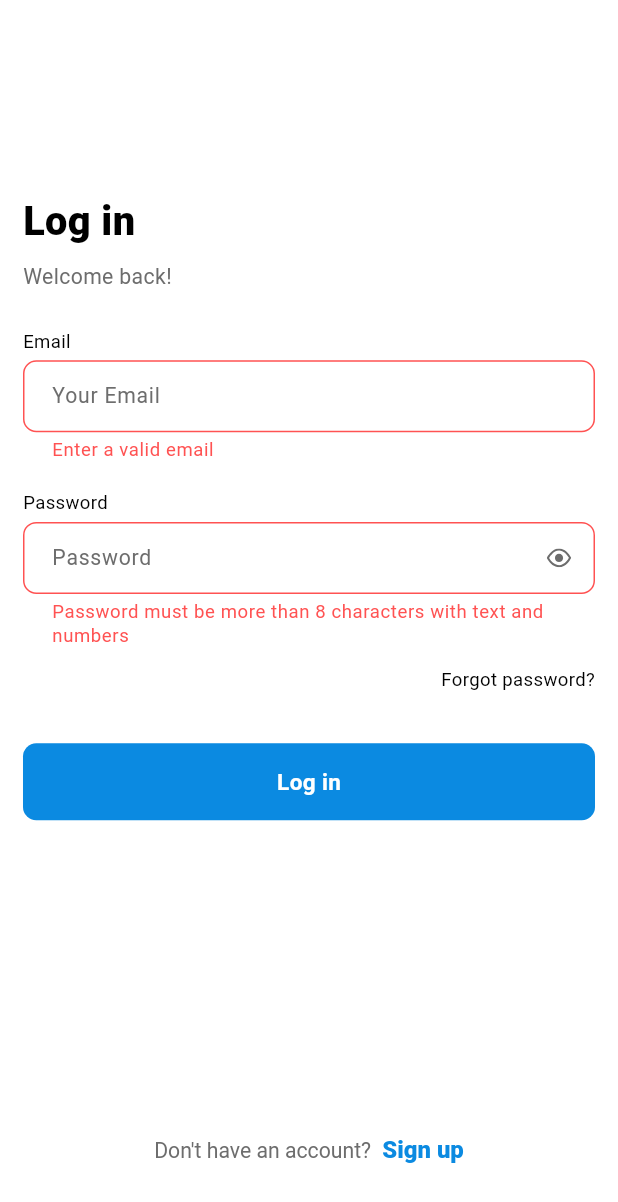
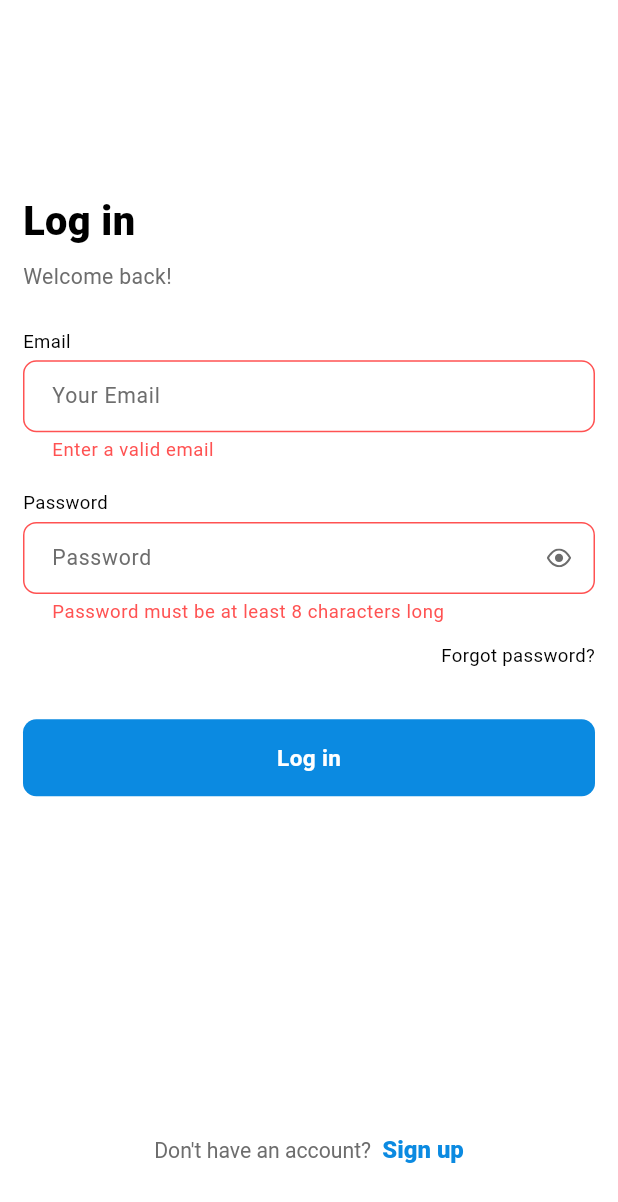
Before and after one commit to TonyVicGroup/DrugsngMobile, a Flutter app: the screen it shows after launch, after a tap on "Login", after a tap on "Log in", on a phone screen of 412 x 824 dp. Shown: the top 1202 px of the screen. Run offline on Flutter 3.47's test engine with Material 3 defaults, Android fonts, the phone set to English and light mode, and no system bars; our stand-ins replace bloc, dio, dotted_border, dropdown_button2, either_dart, equatable and 11 more; missing offline and left inert: encrypt, pointycastle; accounts and stored records are empty; Roboto replaces fonts that are missing (Sf-Pro-Display).

Commit message:
fix: blur effect and responsiveness on onboarding screen fix: api errors and error display

```diff
--- a/lib/src/core/ui/app_button.dart
+++ b/lib/src/core/ui/app_button.dart
@@ -93,19 +93,14 @@ class AppButton {
   static Widget roundedBack(void Function() onTap) => InkWell(
         onTap: onTap,
         child: Container(
-          height: 39.h,
-          width: 39.w,
-          padding: EdgeInsets.symmetric(
-            horizontal: 10.w,
-            vertical: 12.h,
-          ),
+          height: 40.r,
+          width: 40.r,
+          padding: EdgeInsets.symmetric(horizontal: 10.r, vertical: 10.r),
           decoration: BoxDecoration(
             borderRadius: BorderRadius.circular(10.r),
             border: Border.all(color: AppColor.lightGrey),
           ),
-          child: SvgPicture.asset(
-            AppSvg.chevronThick,
-          ),
+          child: SvgPicture.asset(AppSvg.chevronThick),
         ),
       );
 
--- a/lib/src/core/ui/app_text.dart
+++ b/lib/src/core/ui/app_text.dart
@@ -8,7 +8,7 @@ class AppText {
   static Text sp41(String text) => Text(
         text,
         style: TextStyle(
-          fontSize: 41.sp,
+          fontSize: 40.sp,
           fontWeight: FontWeight.w500,
           height: 1.25,
         ),
--- a/lib/src/core/utils/app_validators.dart
+++ b/lib/src/core/utils/app_validators.dart
@@ -4,7 +4,7 @@ class AppValidators {
 
   static final _phoneRegex = RegExp(r"^\+?[0-9]\d{1,20}$");
 
-  static final _password = RegExp(r"^(?=.*[A-Za-z])(?=.*\d)[A-Za-z\d]{8,}$");
+  // static final _password = RegExp(r"^(?=.*[A-Za-z])(?=.*\d)[A-Za-z\d]{8,}$");
 
   static String? name(String? text) =>
       (text?.length ?? 0) <= 2 ? "Enter a valid name" : null;
@@ -15,7 +15,7 @@ class AppValidators {
   static String? phone(String? text) =>
       _phoneRegex.hasMatch(text ?? "") ? null : "Enter a valid phone number";
 
-  static String? password(String? text) => _password.hasMatch(text ?? "")
+  static String? password(String? text) => (text?.length ?? 0) > 7
       ? null
-      : "Password must be more than 8 characters with text and numbers";
+      : "Password must be at least 8 characters long";
 }
--- a/lib/src/features/checkout/presentation/widgets/empty_cart.dart
+++ b/lib/src/features/checkout/presentation/widgets/empty_cart.dart
@@ -31,9 +31,7 @@ class EmptyCart extends StatelessWidget {
                   "It looks like you haven't added anything to your cart yet. Browse our products and find what you need!")
               .w400
               .centerText
-              .setColor(
-                const Color(0xFF8B96A5),
-              ),
+              .setColor(const Color(0xFF8B96A5)),
           const Spacer(flex: 3),
           AppButton.primary(text: "Start Shopping", onTap: () {}),
           120.verticalSpace,
--- a/lib/src/features/onboarding/presentation/pages/onboarding.dart
+++ b/lib/src/features/onboarding/presentation/pages/onboarding.dart
@@ -1,4 +1,5 @@
-import 'package:blur/blur.dart';
+import 'dart:ui';
+
 import 'package:drugs_ng/src/core/utils/app_utils.dart';
 import 'package:drugs_ng/src/core/contants/app_color.dart';
 import 'package:drugs_ng/src/core/contants/app_image.dart';
@@ -15,9 +16,7 @@ class OnboardingPage extends StatelessWidget {
   @override
   Widget build(BuildContext context) {
     return Scaffold(
-      body: Container(
-        height: 1.sh,
-        width: 1.sw,
+      body: DecoratedBox(
         decoration: const BoxDecoration(
           image: DecorationImage(
             image: AssetImage(AppImage.home),
@@ -28,29 +27,31 @@ class OnboardingPage extends StatelessWidget {
           mainAxisAlignment: MainAxisAlignment.end,
           children: [
             Container(
-              width: 1.sw,
-              height: 401.h,
+              clipBehavior: Clip.antiAlias,
               decoration: BoxDecoration(
                 borderRadius: BorderRadius.vertical(
                   top: Radius.circular(20.r),
+                ),
+                border: Border(
+                  top: BorderSide(
+                    width: 2,
+                    color: AppColor.white.withOpacity(0.5),
+                    strokeAlign: BorderSide.strokeAlignOutside,
+                  ),
                 ),
                 gradient: LinearGradient(
                   begin: Alignment.topCenter,
                   end: Alignment.bottomCenter,
                   colors: [
-                    AppColor.white.withOpacity(0.1),
+                    AppColor.white.withOpacity(0.2),
                     AppColor.white.withOpacity(0.5),
                   ],
                 ),
               ),
-            ).blurred(
-              blur: 40,
-              colorOpacity: 0.25,
-              borderRadius: BorderRadius.vertical(
-                top: Radius.circular(20.r),
-              ),
-              overlay: Padding(
-                padding: EdgeInsets.fromLTRB(16.w, 32.h, 16.w, 0),
+              child: BackdropFilter(
+                filter: ImageFilter.blur(sigmaX: 40, sigmaY: 40),
+                child: Padding(
+                  padding: EdgeInsets.fromLTRB(16.w, 32.h, 16.w, 16.h),
                   child: Column(
                     crossAxisAlignment: CrossAxisAlignment.start,
                     children: [
@@ -98,6 +99,7 @@ class OnboardingPage extends StatelessWidget {
                   ),
                 ),
               ),
+            ),
           ],
         ),
       ),
--- a/pubspec.yaml
+++ b/pubspec.yaml
@@ -10,7 +10,7 @@ environment:
   sdk: '>=3.3.2 <4.0.0'
 
 dependencies:
-  blur: ^3.1.0
+  # blur: ^3.1.0
   dio: ^5.2.1+1
   dotted_border: ^2.1.0
   dropdown_button2: ^2.3.9
```
Also changed, not shown: lib/src/core/utils/rest_service.dart (+21 -14 lines), lib/src/features/auth/data/repositories/auth_repo_impl.dart (+21 -8 lines), lib/src/features/auth/presentation/pages/create_account_page.dart (+9 -15 lines). Lines whose indentation alone changed are shown as unchanged.
